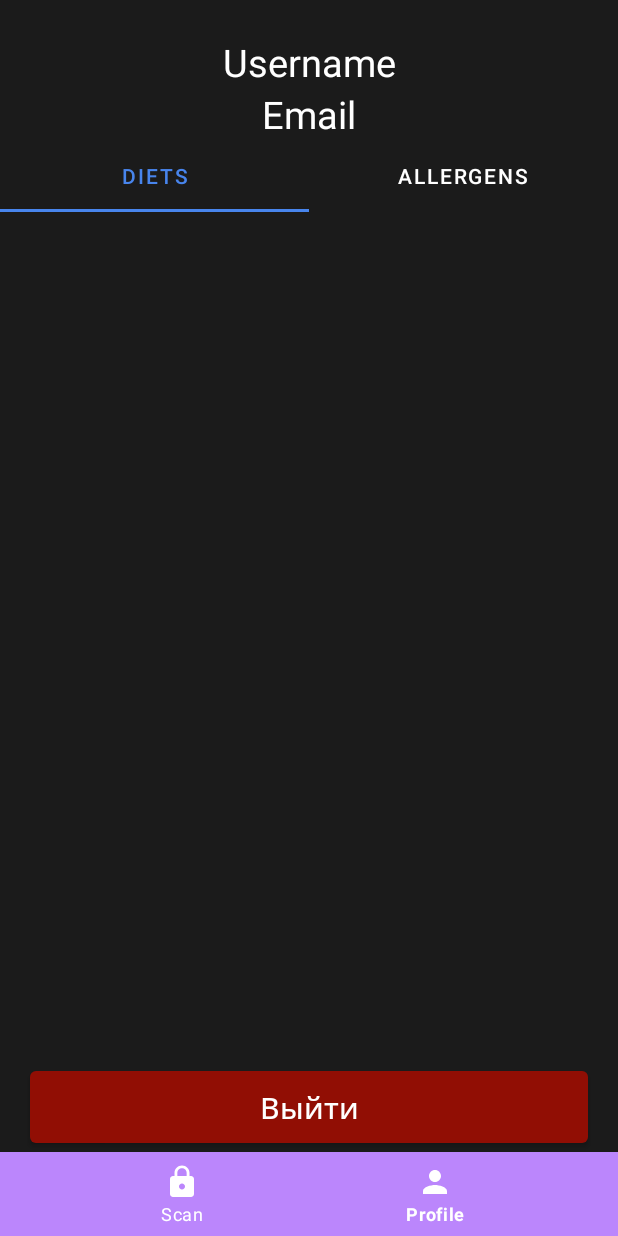
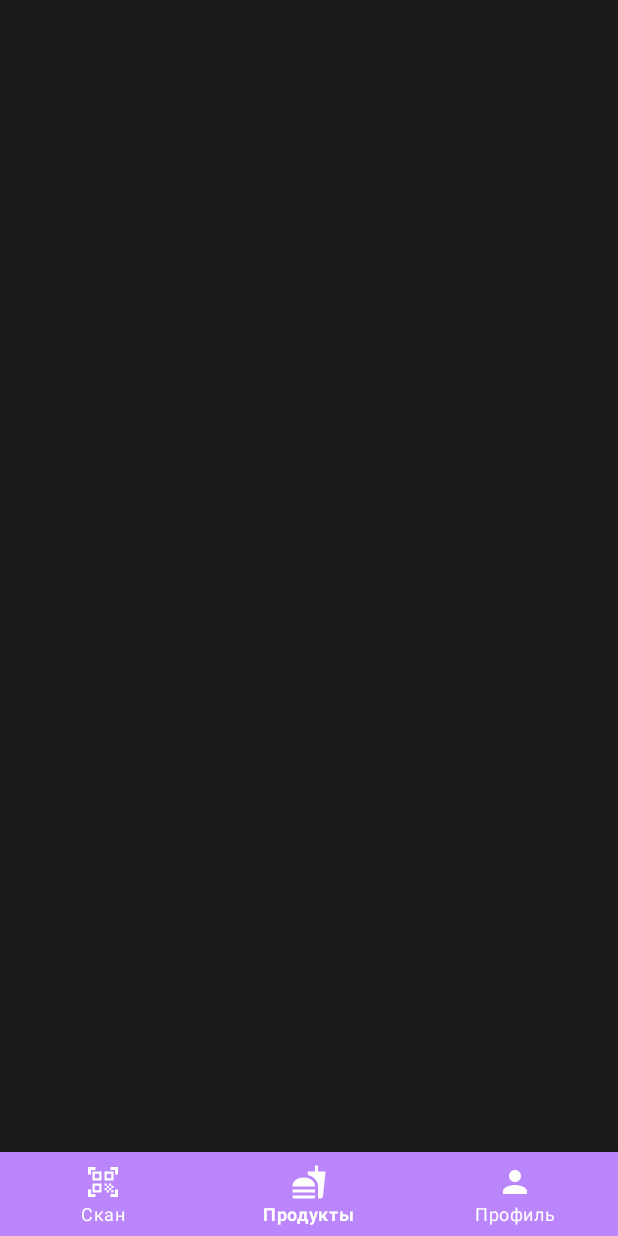
Before and after one commit to overridelfg/FoodScanner-client, an Android app: the MainActivity screen opened directly, with no data from a screen before it, item 2 of the bottom bar chosen, on a phone screen of 412 x 824 dp. Run offline under Robolectric (Android 15) with nearby library versions, the phone set to English and light mode, and no system bars; our stand-ins replace navigation-ui.

Commit message:
add products menu in bottom navigation and icons

```diff
--- /dev/null
+++ b/app/src/main/res/drawable/ic_scan.xml
@@ -0,0 +1,5 @@
+<vector android:height="24dp" android:tint="#FFFFFF"
+    android:viewportHeight="24" android:viewportWidth="24"
+    android:width="24dp" xmlns:android="http://schemas.android.com/apk/res/android">
+    <path android:fillColor="@android:color/white" android:pathData="M9.5,6.5v3h-3v-3H9.5M11,5H5v6h6V5L11,5zM9.5,14.5v3h-3v-3H9.5M11,13H5v6h6V13L11,13zM17.5,6.5v3h-3v-3H17.5M19,5h-6v6h6V5L19,5zM13,13h1.5v1.5H13V13zM14.5,14.5H16V16h-1.5V14.5zM16,13h1.5v1.5H16V13zM13,16h1.5v1.5H13V16zM14.5,17.5H16V19h-1.5V17.5zM16,16h1.5v1.5H16V16zM17.5,14.5H19V16h-1.5V14.5zM17.5,17.5H19V19h-1.5V17.5zM22,7h-2V4h-3V2h5V7zM22,22v-5h-2v3h-3v2H22zM2,22h5v-2H4v-3H2V22zM2,2v5h2V4h3V2H2z"/>
+</vector>
--- /dev/null
+++ b/app/src/main/res/drawable/icon_food.xml
@@ -0,0 +1,5 @@
+<vector android:height="24dp" android:tint="#FFFFFF"
+    android:viewportHeight="24" android:viewportWidth="24"
+    android:width="24dp" xmlns:android="http://schemas.android.com/apk/res/android">
+    <path android:fillColor="@android:color/white" android:pathData="M18.06,22.99h1.66c0.84,0 1.53,-0.64 1.63,-1.46L23,5.05h-5L18,1h-1.97v4.05h-4.97l0.3,2.34c1.71,0.47 3.31,1.32 4.27,2.26 1.44,1.42 2.43,2.89 2.43,5.29v8.05zM1,21.99L1,21h15.03v0.99c0,0.55 -0.45,1 -1.01,1L2.01,22.99c-0.56,0 -1.01,-0.45 -1.01,-1zM16.03,14.99c0,-8 -15.03,-8 -15.03,0h15.03zM1.02,17h15v2h-15z"/>
+</vector>
--- a/app/src/main/res/layout/fragment_products_list.xml
+++ b/app/src/main/res/layout/fragment_products_list.xml
@@ -1,14 +1,9 @@
 <?xml version="1.0" encoding="utf-8"?>
-<FrameLayout xmlns:android="http://schemas.android.com/apk/res/android"
+<androidx.constraintlayout.widget.ConstraintLayout xmlns:android="http://schemas.android.com/apk/res/android"
     xmlns:tools="http://schemas.android.com/tools"
     android:layout_width="match_parent"
     android:layout_height="match_parent"
+    android:background="#1B1B1B"
     tools:context=".app.presentation.mainpage.products.ProductsListFragment">
 
-    <!-- TODO: Update blank fragment layout -->
-    <TextView
-        android:layout_width="match_parent"
-        android:layout_height="match_parent"
-        android:text="@string/hello_blank_fragment" />
-
-</FrameLayout>
+</androidx.constraintlayout.widget.ConstraintLayout>
--- a/app/src/main/res/menu/app_bar_menu.xml
+++ b/app/src/main/res/menu/app_bar_menu.xml
@@ -2,13 +2,20 @@
 <menu xmlns:android="http://schemas.android.com/apk/res/android">
     <item
         android:id="@+id/barcodeScannerFragment"
-        android:icon="@drawable/icon_lock"
+        android:icon="@drawable/ic_scan"
         android:enabled="true"
-        android:title="@string/scan"/>
+        android:title="@string/scan_bottom_navigation_title"/>
+
+    <item
+        android:id="@+id/productsListFragment"
+        android:icon="@drawable/icon_food"
+        android:enabled="true"
+        android:title="@string/products_bottom_navigation_title"/>
 
     <item
         android:id="@+id/profileFragment"
         android:icon="@drawable/icon_person"
         android:enabled="true"
-        android:title="@string/profile"/>
+        android:title="@string/profile_bottom_navigation_title"/>
+
 </menu>
--- a/app/src/main/res/navigation/main_navigation.xml
+++ b/app/src/main/res/navigation/main_navigation.xml
@@ -15,4 +15,9 @@
         android:name="kirillrychkov.foodscanner_client.app.presentation.mainpage.profile.ProfileFragment"
         android:label="fragment_profile"
         tools:layout="@layout/fragment_profile" />
+    <fragment
+        android:id="@+id/productsListFragment"
+        android:name="kirillrychkov.foodscanner_client.app.presentation.mainpage.products.ProductsListFragment"
+        android:label="fragment_products_list"
+        tools:layout="@layout/fragment_products_list" />
 </navigation>
--- a/app/src/main/res/values/strings.xml
+++ b/app/src/main/res/values/strings.xml
@@ -19,4 +19,7 @@
     <string name="profile">Profile</string>
     <string name="scan">Scan</string>
     <string name="log_out">Выйти</string>
+    <string name="products_bottom_navigation_title">Продукты</string>
+    <string name="profile_bottom_navigation_title">Профиль</string>
+    <string name="scan_bottom_navigation_title">Скан</string>
 </resources>
```
